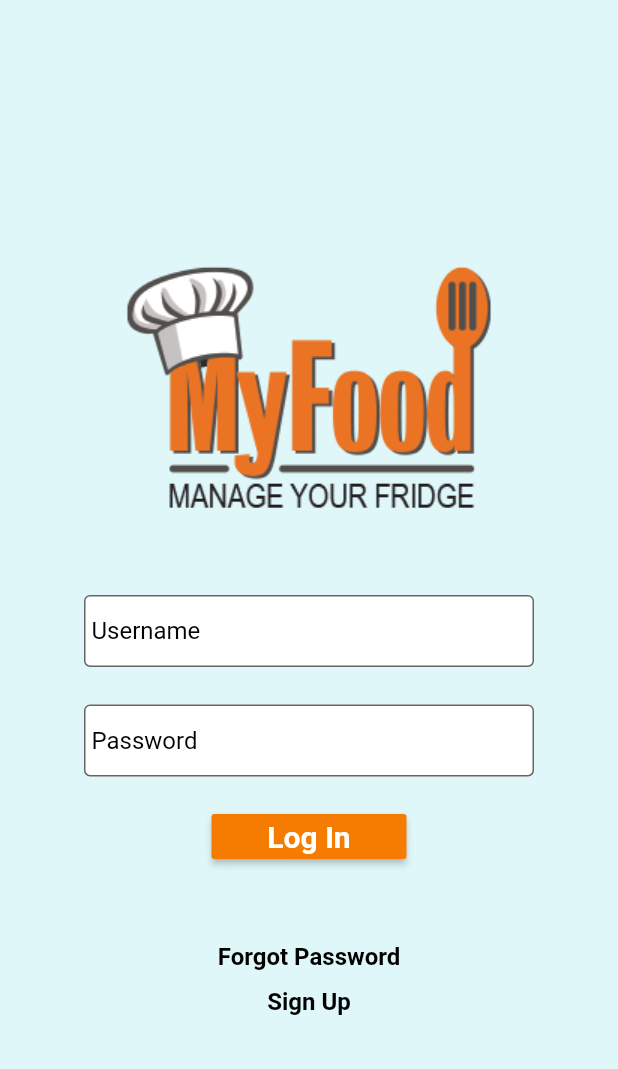
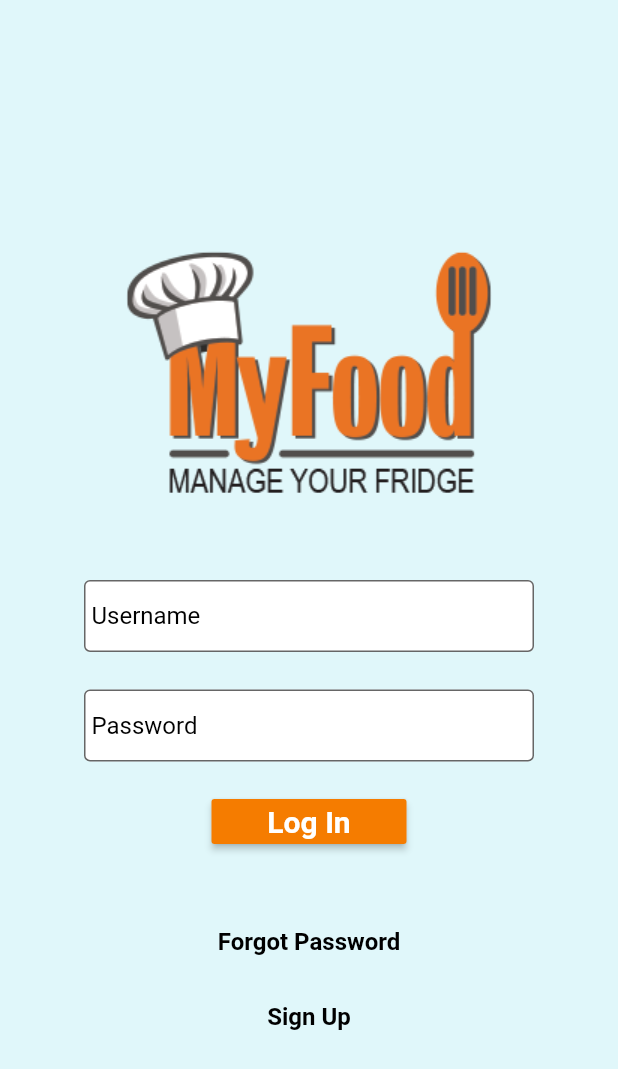
Before and after one commit to winkhanh/My_Food_Fall_2020, a Flutter app: the screen it shows after launch, on a phone screen of 412 x 824 dp. Shown: the top 1069 px of the screen. Run offline on Flutter 3.47's test engine with Material 2 defaults, Android fonts, the phone set to English and light mode, and no system bars; our stand-ins replace firebase_auth, firebase_core; accounts and stored records are empty.

Commit message:
fixed some layout issues

```diff
--- a/MyFood/lib/view/Login.dart
+++ b/MyFood/lib/view/Login.dart
@@ -233,6 +233,7 @@ class LoginState extends State<LoginScreen> {
                       ),
                     ),
                   ),
+                  SizedBox(height: 20.0),
                   Container(
                     height: 30,
                     width: 90,
```
